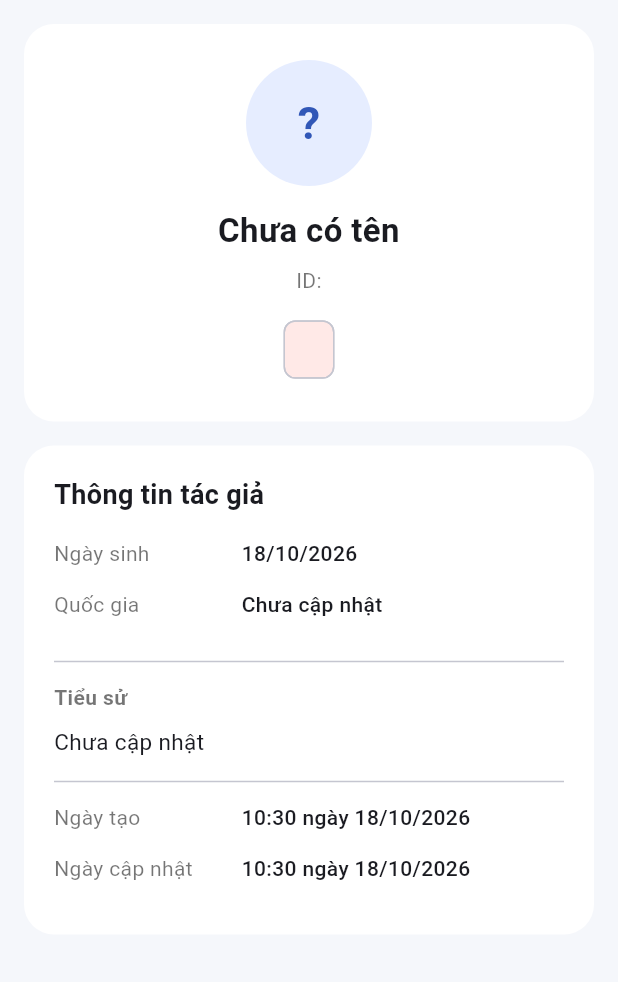
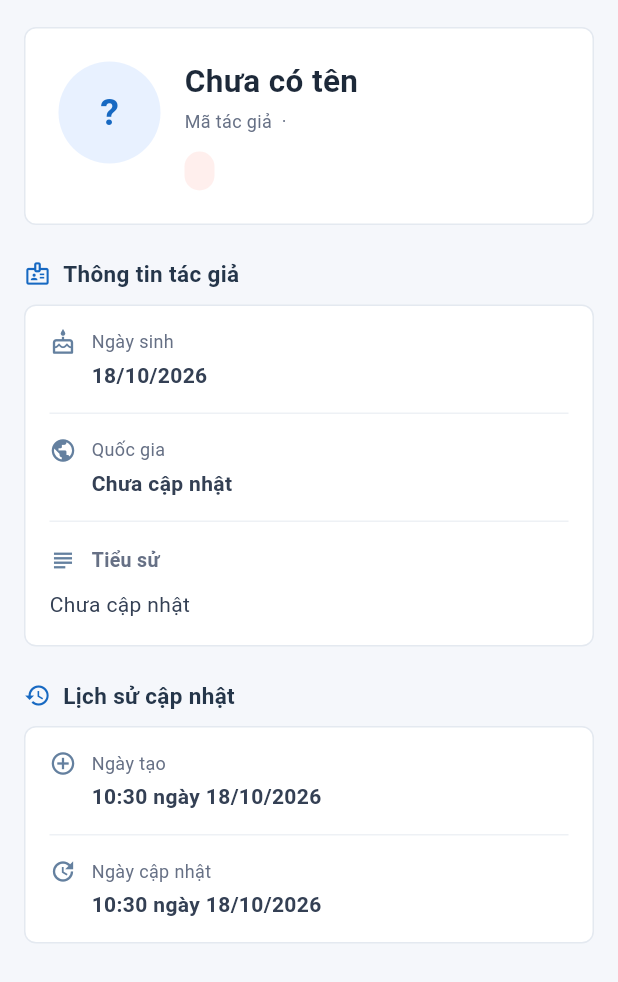
Before and after one commit to Urantune/Library_Android, a Flutter app: the _AuthorDetail widget shown alone on an empty page, opened directly with empty values, on a phone screen of 412 x 824 dp. Shown: the top 982 px of the screen. Run offline on Flutter 3.47's test engine with Material 3 defaults, Android fonts, the phone set to English and light mode, and no system bars; our stand-ins replace dio, flutter_riverpod, flutter_secure_storage, shared_preferences; accounts and stored records are empty.

Commit message:
PRM-015 Update giao diện hiển thị chi tiết tác giả

```diff
--- a/lib/features/authors/presentation/screens/author_detail_screen.dart
+++ b/lib/features/authors/presentation/screens/author_detail_screen.dart
@@ -18,10 +18,15 @@ class AuthorDetailScreen extends ConsumerWidget {
     final authorAsync = ref.watch(authorDetailProvider(authorId));
 
     return Scaffold(
-      backgroundColor: const Color(0xFFF5F7FB),
+      backgroundColor: const Color(0xFFF6F8FB),
       appBar: AppBar(
-        title: const Text('Chi tiết tác giả'),
+        title: const Text(
+          'Chi tiết tác giả',
+          style: TextStyle(fontSize: 18, fontWeight: FontWeight.w700),
+        ),
         backgroundColor: Colors.white,
+        surfaceTintColor: Colors.white,
+        elevation: 0,
         actions: [
           authorAsync.maybeWhen(
             data: (author) => Row(
@@ -56,14 +61,16 @@ class AuthorDetailScreen extends ConsumerWidget {
                       context: context,
                       builder: (context) => AlertDialog(
                         title: const Text('Xác nhận xóa'),
-                        content: Text('Bạn có chắc chắn muốn xóa tác giả "${author.name}" không?'),
+                        content: Text(
+                            'Bạn có chắc chắn muốn xóa tác giả "${author.name}" không?'),
                         actions: [
                           TextButton(
                             onPressed: () => Navigator.of(context).pop(false),
                             child: const Text('Hủy'),
                           ),
                           FilledButton(
-                            style: FilledButton.styleFrom(backgroundColor: Colors.red),
+                            style: FilledButton.styleFrom(
+                                backgroundColor: Colors.red),
                             onPressed: () => Navigator.of(context).pop(true),
                             child: const Text('Xóa'),
                           ),
@@ -73,7 +80,9 @@ class AuthorDetailScreen extends ConsumerWidget {
 
                     if (confirmed == true && context.mounted) {
                       try {
-                        await ref.read(authorRepositoryProvider).deleteAuthor(author.id);
+                        await ref
+                            .read(authorRepositoryProvider)
+                            .deleteAuthor(author.id);
                         ref.invalidate(authorListProvider);
                         if (context.mounted) {
                           Navigator.of(context).pop();
@@ -144,100 +153,168 @@ class _AuthorDetail extends StatelessWidget {
   @override
   Widget build(BuildContext context) {
     final active = author.status.toUpperCase() == 'ACTIVE';
+    final pageWidth = MediaQuery.sizeOf(context).width;
 
     return ListView(
-      padding: const EdgeInsets.all(16),
+      padding: const EdgeInsets.fromLTRB(16, 18, 16, 28),
       children: [
         Container(
-          padding: const EdgeInsets.all(24),
+          padding: EdgeInsets.all(pageWidth < 380 ? 16 : 22),
           decoration: BoxDecoration(
             color: Colors.white,
-            borderRadius: BorderRadius.circular(20),
+            borderRadius: BorderRadius.circular(8),
+            border: Border.all(color: const Color(0xFFE4E9F0)),
           ),
-          child: Column(
+          child: Row(
+            crossAxisAlignment: CrossAxisAlignment.start,
             children: [
               CircleAvatar(
-                radius: 42,
-                backgroundColor: const Color(0xFFE6EDFF),
+                radius: pageWidth < 380 ? 28 : 34,
+                backgroundColor: const Color(0xFFE8F1FF),
                 child: Text(
                   author.name.isEmpty ? '?' : author.name[0].toUpperCase(),
-                  style: const TextStyle(
-                    fontSize: 30,
-                    fontWeight: FontWeight.bold,
-                    color: Color(0xFF3157B7),
+                  style: TextStyle(
+                    fontSize: pageWidth < 380 ? 21 : 25,
+                    fontWeight: FontWeight.w700,
+                    color: const Color(0xFF1769C2),
                   ),
                 ),
               ),
-              const SizedBox(height: 14),
+              const SizedBox(width: 16),
+              Expanded(
+                child: Column(
+                  crossAxisAlignment: CrossAxisAlignment.start,
+                  children: [
                     Text(
                       author.name.isEmpty ? 'Chưa có tên' : author.name,
-                textAlign: TextAlign.center,
                       style: const TextStyle(
-                  fontSize: 22,
-                  fontWeight: FontWeight.bold,
+                        fontSize: 21,
+                        height: 1.2,
+                        fontWeight: FontWeight.w700,
+                        color: Color(0xFF1D2939),
                       ),
                     ),
-              const SizedBox(height: 8),
+                    const SizedBox(height: 6),
                     Text(
-                'ID: ${author.id}',
-                textAlign: TextAlign.center,
-                style: const TextStyle(color: Colors.black54),
+                      'Mã tác giả  ·  ${author.id}',
+                      style: const TextStyle(
+                        fontSize: 12,
+                        color: Color(0xFF667085),
+                      ),
                     ),
                     const SizedBox(height: 12),
-              Chip(
-                label: Text(author.status),
-                backgroundColor: active
-                    ? const Color(0xFFE2F6E9)
-                    : const Color(0xFFFFE9E7),
+                    Container(
+                      padding: const EdgeInsets.symmetric(
+                        horizontal: 10,
+                        vertical: 5,
+                      ),
+                      decoration: BoxDecoration(
+                        color: active
+                            ? const Color(0xFFE8F6ED)
+                            : const Color(0xFFFFEFED),
+                        borderRadius: BorderRadius.circular(20),
+                      ),
+                      child: Text(
+                        author.status,
+                        style: TextStyle(
+                          fontSize: 11,
+                          fontWeight: FontWeight.w700,
+                          color: active
+                              ? const Color(0xFF20804A)
+                              : const Color(0xFFB9382F),
+                        ),
+                      ),
                     ),
                   ],
                 ),
               ),
-        const SizedBox(height: 16),
+            ],
+          ),
+        ),
+        const SizedBox(height: 22),
+        const _SectionHeading(
+          icon: Icons.badge_outlined,
+          title: 'Thông tin tác giả',
+        ),
+        const SizedBox(height: 10),
         Container(
-          padding: const EdgeInsets.all(20),
+          padding: const EdgeInsets.symmetric(horizontal: 16),
           decoration: BoxDecoration(
             color: Colors.white,
-            borderRadius: BorderRadius.circular(20),
+            borderRadius: BorderRadius.circular(8),
+            border: Border.all(color: const Color(0xFFE4E9F0)),
           ),
+          child: Column(
+            children: [
+              _InfoRow(
+                icon: Icons.cake_outlined,
+                label: 'Ngày sinh',
+                value: _formatDate(author.birthDate),
+              ),
+              const Divider(height: 1, color: Color(0xFFEEF1F5)),
+              _InfoRow(
+                icon: Icons.public_outlined,
+                label: 'Quốc gia',
+                value: _display(author.country),
+              ),
+              const Divider(height: 1, color: Color(0xFFEEF1F5)),
+              Padding(
+                padding: const EdgeInsets.symmetric(vertical: 16),
                 child: Column(
                   crossAxisAlignment: CrossAxisAlignment.start,
                   children: [
-              const Text(
-                'Thông tin tác giả',
+                    const Row(
+                      children: [
+                        Icon(Icons.subject, size: 18, color: Color(0xFF64809F)),
+                        SizedBox(width: 10),
+                        Text(
+                          'Tiểu sử',
                           style: TextStyle(
-                  fontSize: 18,
-                  fontWeight: FontWeight.bold,
+                            fontSize: 13,
+                            fontWeight: FontWeight.w600,
+                            color: Color(0xFF667085),
                           ),
                         ),
-              const SizedBox(height: 16),
-              _InfoRow(
-                label: 'Ngày sinh',
-                value: _formatDate(author.birthDate),
+                      ],
                     ),
-              _InfoRow(
-                label: 'Quốc gia',
-                value: _display(author.country),
-              ),
-              const Divider(height: 28),
-              const Text(
-                'Tiểu sử',
-                style: TextStyle(
-                  fontWeight: FontWeight.w600,
-                  color: Colors.black54,
+                    const SizedBox(height: 9),
+                    Text(
+                      _display(author.bio),
+                      style: const TextStyle(
+                        fontSize: 14,
+                        height: 1.55,
+                        color: Color(0xFF344054),
                       ),
                     ),
-              const SizedBox(height: 8),
-              Text(
-                _display(author.bio),
-                style: const TextStyle(fontSize: 15, height: 1.6),
+                  ],
                 ),
-              const Divider(height: 28),
+              ),
+            ],
+          ),
+        ),
+        const SizedBox(height: 22),
+        const _SectionHeading(
+          icon: Icons.history,
+          title: 'Lịch sử cập nhật',
+        ),
+        const SizedBox(height: 10),
+        Container(
+          padding: const EdgeInsets.symmetric(horizontal: 16),
+          decoration: BoxDecoration(
+            color: Colors.white,
+            borderRadius: BorderRadius.circular(8),
+            border: Border.all(color: const Color(0xFFE4E9F0)),
+          ),
+          child: Column(
+            children: [
               _InfoRow(
+                icon: Icons.add_circle_outline,
                 label: 'Ngày tạo',
                 value: _formatDateTime(author.createdAt),
               ),
+              const Divider(height: 1, color: Color(0xFFEEF1F5)),
               _InfoRow(
+                icon: Icons.update_outlined,
                 label: 'Ngày cập nhật',
                 value: _formatDateTime(author.updatedAt),
               ),
@@ -250,10 +327,12 @@ class _AuthorDetail extends StatelessWidget {
 }
 
 class _InfoRow extends StatelessWidget {
+  final IconData icon;
   final String label;
   final String value;
 
   const _InfoRow({
+    required this.icon,
     required this.label,
     required this.value,
   });
@@ -261,29 +340,62 @@ class _InfoRow extends StatelessWidget {
   @override
   Widget build(BuildContext context) {
     return Padding(
-      padding: const EdgeInsets.only(bottom: 14),
+      padding: const EdgeInsets.symmetric(vertical: 15),
       child: Row(
         crossAxisAlignment: CrossAxisAlignment.start,
         children: [
-          (label.isNotEmpty)
-              ? SizedBox(
-                  width: 125,
-                  child: Text(
+          Icon(icon, size: 18, color: const Color(0xFF64809F)),
+          const SizedBox(width: 10),
+          Expanded(
+            child: Column(
+              crossAxisAlignment: CrossAxisAlignment.start,
+              children: [
+                Text(
                   label,
-                    style: const TextStyle(color: Colors.black54),
+                  style: const TextStyle(
+                    fontSize: 12,
+                    color: Color(0xFF667085),
                   ),
-                )
-              : const SizedBox.shrink(),
-          Expanded(
-            child: Text(
+                ),
+                const SizedBox(height: 4),
+                Text(
                   value,
-              style: const TextStyle(fontWeight: FontWeight.w500),
+                  style: const TextStyle(
+                    fontSize: 14,
+                    fontWeight: FontWeight.w600,
+                    color: Color(0xFF344054),
+                  ),
+                ),
+              ],
             ),
           ),
         ],
       ),
     );
   }
+}
+
+class _SectionHeading extends StatelessWidget {
+  final IconData icon;
+  final String title;
+
+  const _SectionHeading({required this.icon, required this.title});
+
+  @override
+  Widget build(BuildContext context) => Row(
+        children: [
+          Icon(icon, size: 18, color: const Color(0xFF1769C2)),
+          const SizedBox(width: 8),
+          Text(
+            title,
+            style: const TextStyle(
+              fontSize: 15,
+              fontWeight: FontWeight.w700,
+              color: Color(0xFF25364A),
+            ),
+          ),
+        ],
+      );
 }
 
 String _display(String? value) =>
```
Lines whose indentation alone changed are shown as unchanged.
